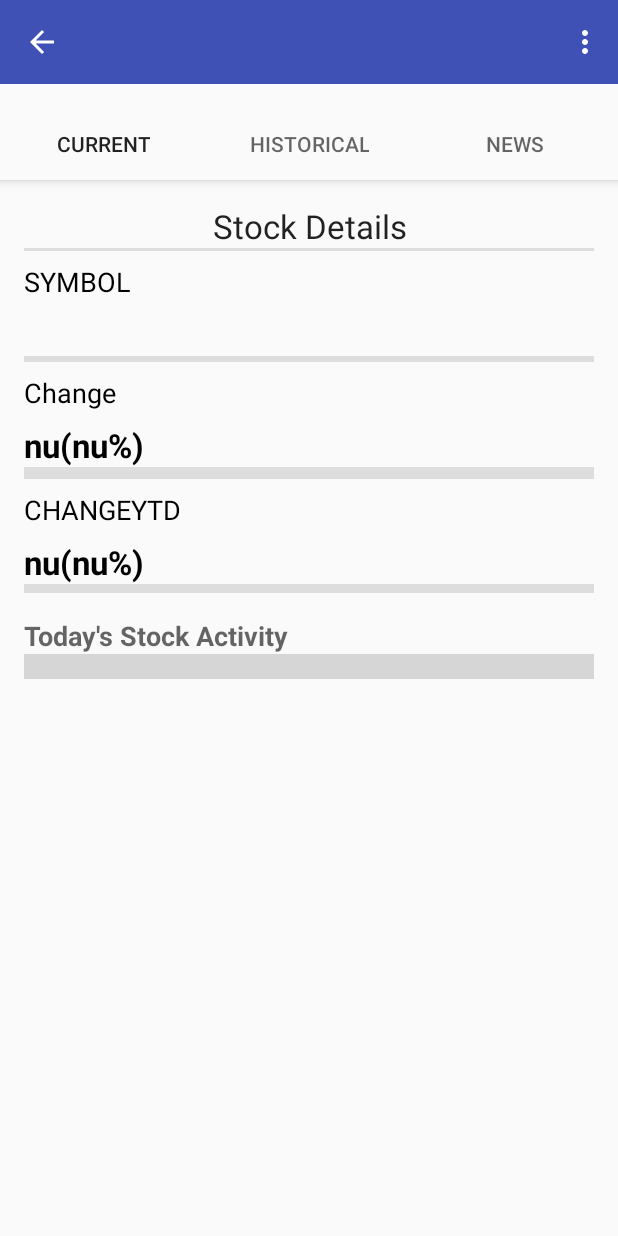
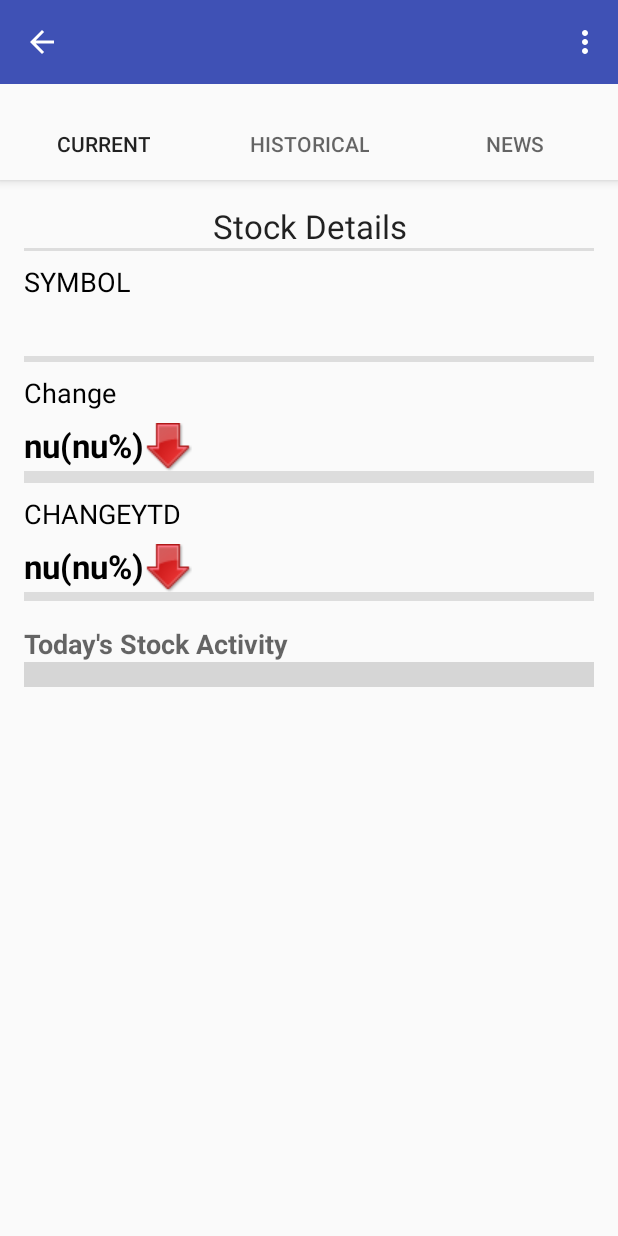
Before and after one commit to connor-k/csci571, an Android app: the ResultActivity screen opened directly, with no data from a screen before it, on a phone screen of 412 x 824 dp. Run offline under Robolectric (Android 15) with nearby library versions, the phone set to English and light mode, and no system bars; our stand-ins replace Picasso; libraries missing offline, so code that uses them is left out: uk.co.senab; pictures from the network do not load; 19 statements that could not run were skipped; grey boxes are pictures that could not be loaded.

Commit message:
Add up/down arrow to stock details

```diff
--- a/hw9/app/src/main/java/com/connorkerns/csci571_stocks/ResultActivity.java
+++ b/hw9/app/src/main/java/com/connorkerns/csci571_stocks/ResultActivity.java
@@ -143,6 +143,19 @@ public class ResultActivity extends AppCompatActivity {
             parent.addView(child);
         }
 
+        private void addDetailItem(LinearLayout parent, String label, String value,
+                                   LayoutInflater inflater, ViewGroup container, boolean up) {
+            View child;
+            if (up) {
+                child = inflater.inflate(R.layout.list_item_details_up, container, false);
+            } else {
+                child = inflater.inflate(R.layout.list_item_details_down, container, false);
+            }
+            ((TextView)child.findViewById(R.id.detailsItemLabel)).setText(label);
+            ((TextView)child.findViewById(R.id.detailsItemValue)).setText(value);
+            parent.addView(child);
+        }
+
         private void addDivider(LinearLayout parent, LayoutInflater inflater, ViewGroup container) {
             View child = inflater.inflate(R.layout.divider, container, false);
             parent.addView(child);
@@ -174,8 +187,7 @@ public class ResultActivity extends AppCompatActivity {
             value = gson.fromJson(quote.get("ChangePercent"), Double.class);
             //TODO check +
             display += "(" + String.format("%.2f", value) + "%)";
-            //TODO use positive for the arrow image
-            addDetailItem(details, "Change", display, inflater, container);
+            addDetailItem(details, "Change", display, inflater, container, positive);
             addDivider(details, inflater, container);
 
             addDetailItem(details, "TIMESTAMP", gson.fromJson(quote.get("Timestamp"), String.class), inflater, container);
@@ -193,7 +205,7 @@ public class ResultActivity extends AppCompatActivity {
             value = gson.fromJson(quote.get("ChangePercentYTD"), Double.class);
             display += "(" + String.format("%.2f", value) + "%)";
             //TODO use positive for the arrow image
-            addDetailItem(details, "CHANGEYTD", display, inflater, container);
+            addDetailItem(details, "CHANGEYTD", display, inflater, container, positive);
             addDivider(details, inflater, container);
 
             addDetailItem(details, "HIGH", gson.fromJson(quote.get("High"), String.class), inflater, container);
@@ -337,7 +349,8 @@ public class ResultActivity extends AppCompatActivity {
             NewsFragment.container = container;
             String url = "https://inspired-photon-127022.appspot.com/stock-api.php?news="
                     + ResultActivity.symbol;
-            new NewsRequestTask().execute(url);
+            //TODO uncomment later, for now comment to reduce queries
+            //new NewsRequestTask().execute(url);
 
             return rootView;
         }
--- /dev/null
+++ b/hw9/app/src/main/res/layout/list_item_details_down.xml
@@ -0,0 +1,25 @@
+<?xml version="1.0" encoding="utf-8"?>
+<LinearLayout xmlns:android="http://schemas.android.com/apk/res/android"
+    android:orientation="vertical" android:layout_width="match_parent"
+    android:layout_height="match_parent">
+
+    <TextView
+        android:layout_width="wrap_content"
+        android:layout_height="wrap_content"
+        android:textAppearance="?android:attr/textAppearanceMedium"
+        android:text="Label"
+        android:textColor="#000000"
+        android:paddingTop="8dp"
+        android:paddingBottom="8dp"
+        android:id="@+id/detailsItemLabel" />
+
+    <TextView
+        android:layout_width="wrap_content"
+        android:layout_height="wrap_content"
+        android:textAppearance="?android:attr/textAppearanceLarge"
+        android:textColor="#000000"
+        android:text="Value"
+        android:textStyle="bold"
+        android:id="@+id/detailsItemValue"
+        android:drawableRight="@drawable/down" />
+</LinearLayout>
```
Also changed, not shown: hw9/app/src/main/res/layout/list_item_details_up.xml (added, +25 -0 lines), hw9/app/src/main/res/drawable/down.png (added), hw9/app/src/main/res/drawable/up.png (added).
